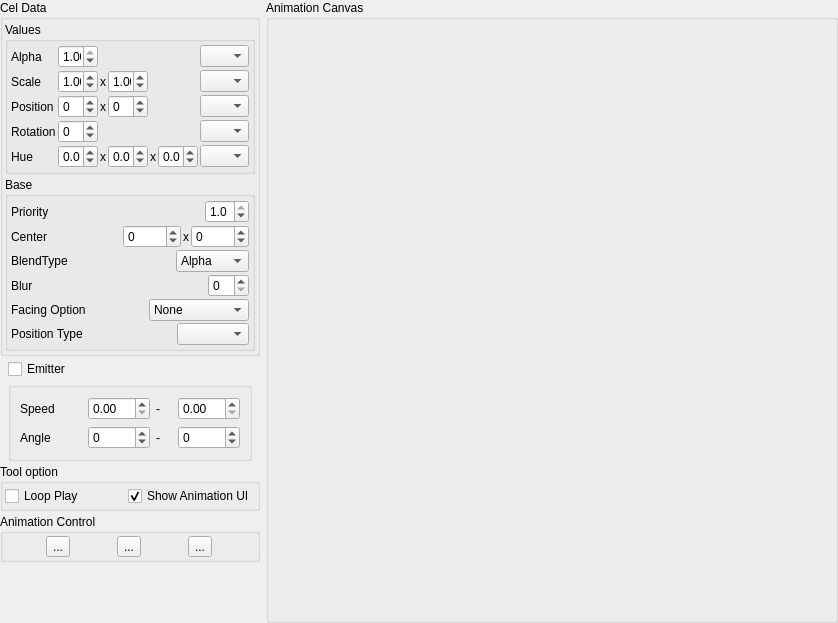
This is tools/splash/AnimationViewer/AnimationViewer.ui in wasedaigo/samancing-roga as Qt 5 draws it before an edit. The edited form follows.
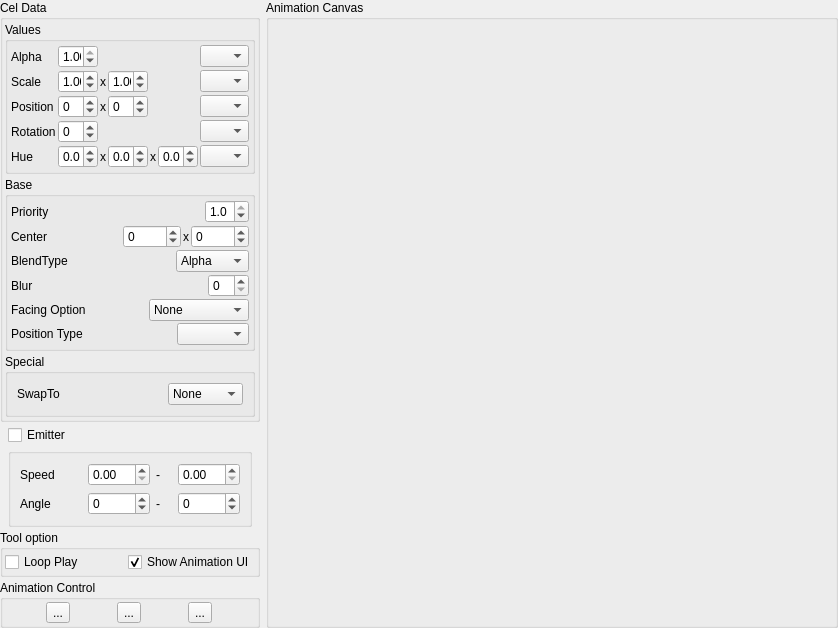
This is the edited form. Icons and pictures are not drawn.

Commit message: Added swap target type combobox

The edit to the form file:
```diff
--- a/tools/splash/AnimationViewer/AnimationViewer.ui
+++ b/tools/splash/AnimationViewer/AnimationViewer.ui
@@ -621,6 +621,51 @@
           </layout>
          </widget>
         </item>
+        <item>
+         <widget class="QGroupBox" name="verticalGroupBox">
+          <property name="title">
+           <string>Special</string>
+          </property>
+          <layout class="QVBoxLayout" name="verticalLayout_5">
+           <item>
+            <layout class="QHBoxLayout" name="horizontalLayout_11">
+             <item>
+              <widget class="QLabel" name="label2_2">
+               <property name="text">
+                <string>SwapTo</string>
+               </property>
+              </widget>
+             </item>
+             <item>
+              <widget class="QComboBox" name="swapTargetComboBox">
+               <property name="sizePolicy">
+                <sizepolicy hsizetype="Fixed" vsizetype="Fixed">
+                 <horstretch>0</horstretch>
+                 <verstretch>0</verstretch>
+                </sizepolicy>
+               </property>
+               <item>
+                <property name="text">
+                 <string>None</string>
+                </property>
+               </item>
+               <item>
+                <property name="text">
+                 <string>Battler</string>
+                </property>
+               </item>
+               <item>
+                <property name="text">
+                 <string>Weapon</string>
+                </property>
+               </item>
+              </widget>
+             </item>
+            </layout>
+           </item>
+          </layout>
+         </widget>
+        </item>
        </layout>
       </widget>
      </item>
```
The commit also changes 6 other files.
